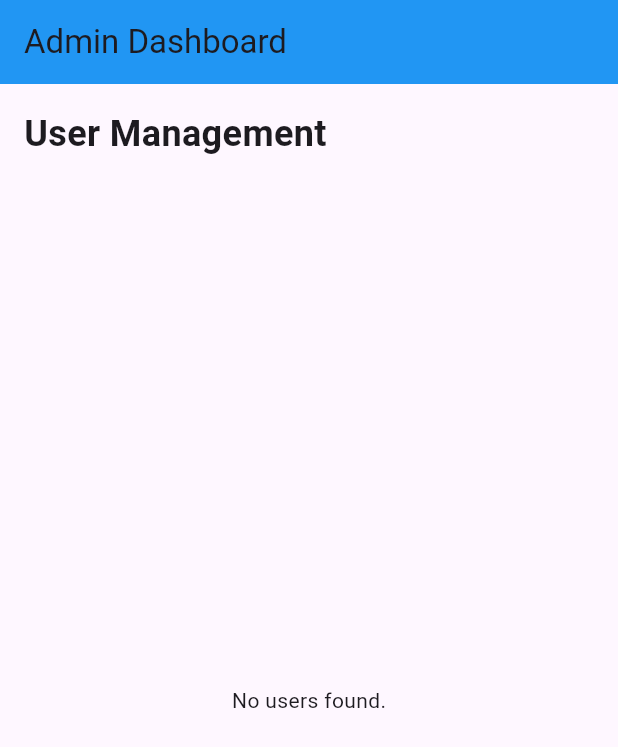
After one commit to PramodLakmal/visioncart, a Flutter app: the AdminDashboard screen opened directly, on a phone screen of 412 x 824 dp. The commit adds this screen. Shown: the top 747 px of the screen. Run offline on Flutter 3.47's test engine with Material 3 defaults, Android fonts, the phone set to English and light mode, and no system bars; our stand-ins replace cloud_firestore, firebase_auth, firebase_core, google_sign_in; accounts and stored records are empty; network calls fail.

Commit message:
Refactor admin dashboard to load user data from Firestore

```diff
--- /dev/null
+++ b/lib/Login SignUp/Screen/admin_dashboard.dart
@@ -0,0 +1,167 @@
+import 'package:cloud_firestore/cloud_firestore.dart';
+import 'package:flutter/material.dart';
+
+class AdminDashboard extends StatelessWidget {
+  const AdminDashboard({super.key});
+
+  @override
+  Widget build(BuildContext context) {
+    return Scaffold(
+      appBar: AppBar(
+        title: const Text('Admin Dashboard'),
+        backgroundColor: const Color.fromARGB(255, 33, 150, 243),
+      ),
+      body: SafeArea(
+        child: Padding(
+          padding: const EdgeInsets.all(16.0),
+          child: LayoutBuilder(
+            builder: (context, constraints) {
+              // Check the available width to adjust the layout accordingly
+              if (constraints.maxWidth > 800) {
+                // Large screen (desktop/tablet) layout
+                return Column(
+                  crossAxisAlignment: CrossAxisAlignment.start,
+                  children: [
+                    const Text(
+                      'User Management',
+                      style: TextStyle(
+                        fontSize: 24,
+                        fontWeight: FontWeight.bold,
+                      ),
+                    ),
+                    const SizedBox(height: 20),
+                    Expanded(
+                      child: StreamBuilder(
+                        stream: FirebaseFirestore.instance.collection('users').snapshots(),
+                        builder: (context, AsyncSnapshot<QuerySnapshot> snapshot) {
+                          if (snapshot.connectionState == ConnectionState.waiting) {
+                            return const Center(child: CircularProgressIndicator());
+                          }
+
+                          if (!snapshot.hasData || snapshot.data!.docs.isEmpty) {
+                            return const Center(child: Text('No users found.'));
+                          }
+
+                          // DataTable for large screens
+                          return DataTable(
+                            columns: const [
+                              DataColumn(label: Text('Name')),
+                              DataColumn(label: Text('Email')),
+                              DataColumn(label: Text('Role')),
+                              DataColumn(label: Text('Actions')),
+                            ],
+                            rows: snapshot.data!.docs.map((doc) {
+                              var data = doc.data() as Map<String, dynamic>;
+                              return DataRow(cells: [
+                                DataCell(Text(data['name'] ?? 'Unknown')),
+                                DataCell(Text(data['email'] ?? 'Unknown')),
+                                DataCell(Text(data['isAdmin'] ? 'Admin' : 'User')),
+                                DataCell(Row(
+                                  children: [
+                                    IconButton(
+                                      icon: const Icon(Icons.edit),
+                                      onPressed: () {
+                                        // Handle editing user details
+                                      },
+                                    ),
+                                    IconButton(
+                                      icon: const Icon(Icons.delete),
+                                      onPressed: () async {
+                                        // Handle deleting the user
+                                        await FirebaseFirestore.instance
+                                            .collection('users')
+                                            .doc(doc.id)
+                                            .delete();
+                                      },
+                                    ),
+                                  ],
+                                )),
+                              ]);
+                            }).toList(),
+                          );
+                        },
+                      ),
+                    ),
+                  ],
+                );
+              } else {
+                // Small screen (mobile) layout
+                return Column(
+                  crossAxisAlignment: CrossAxisAlignment.start,
+                  children: [
+                    const Text(
+                      'User Management',
+                      style: TextStyle(
+                        fontSize: 24,
+                        fontWeight: FontWeight.bold,
+                      ),
+                    ),
+                    const SizedBox(height: 20),
+                    Expanded(
+                      child: StreamBuilder(
+                        stream: FirebaseFirestore.instance.collection('users').snapshots(),
+                        builder: (context, AsyncSnapshot<QuerySnapshot> snapshot) {
+                          if (snapshot.connectionState == ConnectionState.waiting) {
+                            return const Center(child: CircularProgressIndicator());
+                          }
+
+                          if (!snapshot.hasData || snapshot.data!.docs.isEmpty) {
+                            return const Center(child: Text('No users found.'));
+                          }
+
+                          // ListView for small screens
+                          return ListView.builder(
+                            itemCount: snapshot.data!.docs.length,
+                            itemBuilder: (context, index) {
+                              var doc = snapshot.data!.docs[index];
+                              var data = doc.data() as Map<String, dynamic>;
+                              return ListTile(
+                                title: Text(data['name'] ?? 'Unknown'),
+                                subtitle: Text(data['email'] ?? 'Unknown'),
+                                trailing: Row(
+                                  mainAxisSize: MainAxisSize.min,
+                                  children: [
+                                    IconButton(
+                                      icon: const Icon(Icons.edit),
+                                      onPressed: () {
+                                        // Handle editing user details
+                                      },
+                                    ),
+                                    IconButton(
+                                      icon: const Icon(Icons.delete),
+                                      onPressed: () async {
+                                        // Handle deleting the user
+                                        await FirebaseFirestore.instance
+                                            .collection('users')
+                                            .doc(doc.id)
+                                            .delete();
+                                      },
+                                    ),
+                                    IconButton(
+                                      icon: const Icon(Icons.admin_panel_settings),
+                                      onPressed: () async {
+                                        // Toggle admin status
+                                        bool isAdmin = data['isAdmin'] ?? false;
+                                        await FirebaseFirestore.instance.collection('users').doc(doc.id).update({
+                                          'isAdmin': !isAdmin,
+                                        });
+                                      },
+                                    ),
+                                  ],
+                                ),
+                              );
+                            },
+                          );
+                        },
+                      ),
+                    ),
+                  ],
+                );
+              }
+            },
+          ),
+        ),
+      ),
+    );
+  }
+}
--- a/lib/Login SignUp/Screen/login.dart
+++ b/lib/Login SignUp/Screen/login.dart
@@ -6,6 +6,7 @@ import 'package:visioncart/Phone%20Auth/phone_login.dart';
 import '../Services/authentication.dart';
 import '../Widget/snackbar.dart';
 import '../Widget/text_field.dart';
+import 'admin_dashboard.dart';
 import 'home_screen.dart';
 import 'signup.dart';
 
@@ -37,22 +38,20 @@ class _SignupScreenState extends State<LoginScreen> {
     String res = await AuthMethod().loginUser(
         email: emailController.text, password: passwordController.text);
 
-    if (res == "success") {
-      setState(() {
-        isLoading = false;
-      });
-      //navigate to the home screen
+    if (res == "admin") {
   Navigator.of(context).pushReplacement(
     MaterialPageRoute(
-          builder: (context) => const HomeScreen(),
+      builder: (context) => const AdminDashboard(),  // Admin screen
+    ),
+  );
+} else if (res == "user") {
+  Navigator.of(context).pushReplacement(
+    MaterialPageRoute(
+      builder: (context) => const HomeScreen(),  // User screen
     ),
   );
 } else {
-      setState(() {
-        isLoading = false;
-      });
-      // show error
-      showSnackBar(context, res);
+  showSnackBar(context, res);  // Show any error messages
 }
   }
 
--- a/lib/Login SignUp/Services/authentication.dart
+++ b/lib/Login SignUp/Services/authentication.dart
@@ -29,6 +29,8 @@ class AuthMethod {
           'uid': cred.user!.uid,
           'email': email,
           'createdAt': FieldValue.serverTimestamp(),
+          'isAdmin': false,  // Default role is user
+          'isUser': true,    // Assign user role
         });
 
         res = "success";
@@ -39,7 +41,7 @@ class AuthMethod {
     return res;
   }
 
-  // logIn user
+  // logIn user with role check
 Future<String> loginUser({
   required String email,
   required String password,
@@ -47,12 +49,25 @@ class AuthMethod {
   String res = "Some error Occurred";
   try {
     if (email.isNotEmpty || password.isNotEmpty) {
-        // logging in user with email and password
-        await _auth.signInWithEmailAndPassword(
+      // Log in user with email and password
+      UserCredential cred = await _auth.signInWithEmailAndPassword(
         email: email,
         password: password,
       );
-        res = "success";
+
+      // Fetch user data from Firestore
+      DocumentSnapshot userSnapshot = await _firestore.collection("users").doc(cred.user!.uid).get();
+
+      // Check if the user is admin
+      bool isAdmin = userSnapshot['isAdmin'] ?? false;
+
+      if (isAdmin) {
+        // Redirect to admin dashboard
+        res = "admin";
+      } else {
+        // Redirect to regular user home screen
+        res = "user";
+      }
     } else {
       res = "Please enter all the fields";
     }
--- a/lib/Login With Google/google_auth.dart
+++ b/lib/Login With Google/google_auth.dart
@@ -41,6 +41,8 @@ class FirebaseServices {
             'email': user.email,
             'uid': user.uid,
             'createdAt': FieldValue.serverTimestamp(),
+            'isAdmin': false,  // Default role is user
+            'isUser': true,    // Assign user role
           });
         }
 
```
Lines whose indentation alone changed are shown as unchanged.
